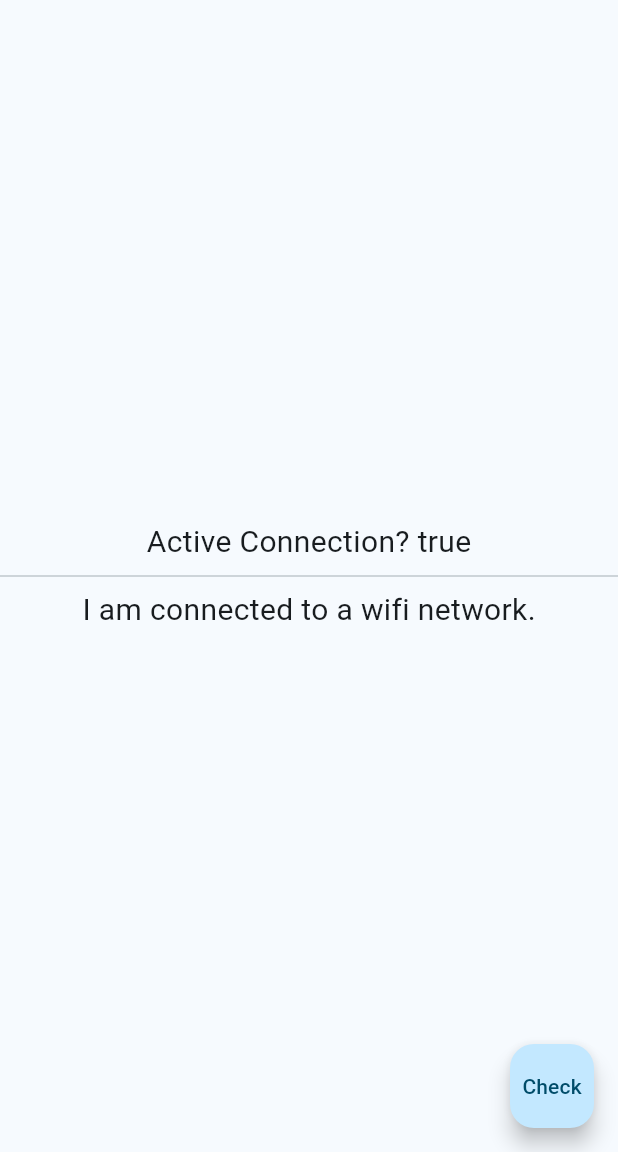
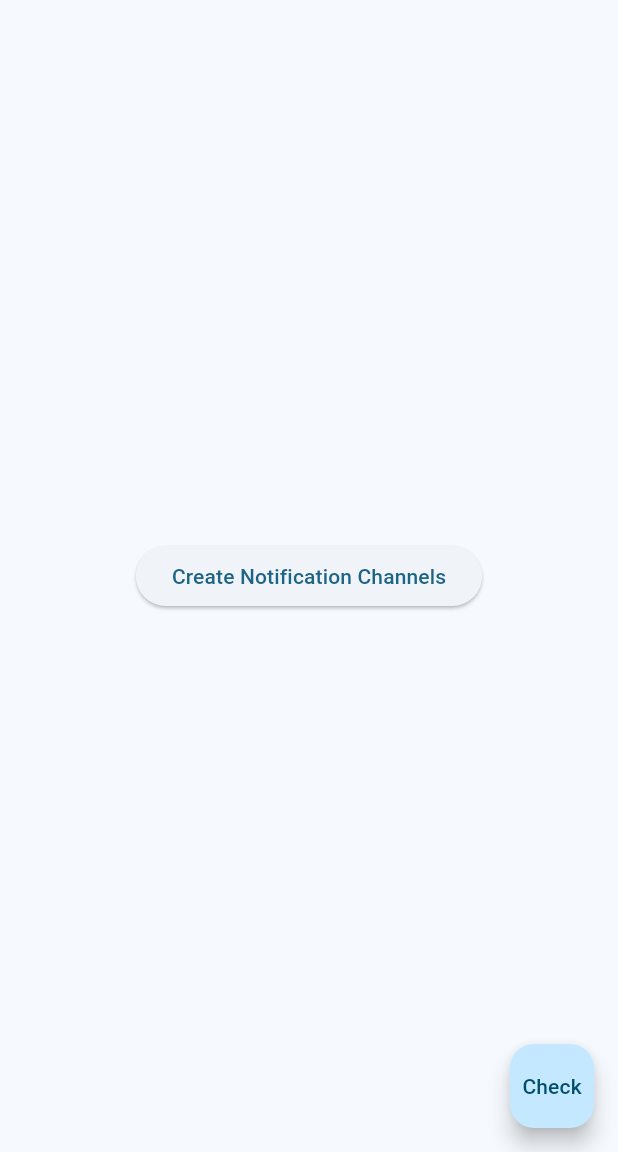
Before and after one commit to BingHao1209/bhflutter, a Flutter app: the screen it shows after launch, on a phone screen of 412 x 824 dp, the part 84-1236 px from its top. Run offline on Flutter 3.47's test engine with Material 2 defaults, Android fonts, the phone set to English and light mode, and no system bars; our stand-ins replace connectivity_plus, flutter_local_notifications.

Commit message:
Create Notif Channel

```diff
--- a/lib/main.dart
+++ b/lib/main.dart
@@ -1,6 +1,7 @@
 import 'dart:io';
 import 'package:flutter/material.dart';
 import 'package:connectivity_plus/connectivity_plus.dart';
+import 'package:flutter_local_notifications/flutter_local_notifications.dart';
 
 void main(){
   runApp(const MyApp());
@@ -18,15 +19,17 @@ class MyApp extends StatelessWidget {
         colorScheme: ColorScheme.fromSeed(seedColor: Colors.lightBlueAccent),
         useMaterial3: true,
       ),
-      home: const MyHomePage(title: 'Flutter 2 Home Page'),
+      home: MyHomePage(title: 'Flutter 2 Home Page'),
     );
   }
 }
 
 class MyHomePage extends StatefulWidget {
-  const MyHomePage({super.key, required this.title});
+  MyHomePage({super.key, required this.title});
+  final FlutterLocalNotificationsPlugin flutterLocalNotificationsPlugin = FlutterLocalNotificationsPlugin();
+  final String title;
 
-  final String title;
+
 
   @override
   State<MyHomePage> createState() => _MyHomePageState();
@@ -86,6 +89,19 @@ class _MyHomePageState extends State<MyHomePage> {
     }
   }
 
+  Future<void> createNotificationChannels() async {
+    const AndroidNotificationChannel channel = AndroidNotificationChannel(
+      'channel_id',
+      'Channel Name',
+      importance: Importance.high,
+      playSound: true,
+    );
+    final FlutterLocalNotificationsPlugin flutterLocalNotificationsPlugin = FlutterLocalNotificationsPlugin();
+
+    await flutterLocalNotificationsPlugin.resolvePlatformSpecificImplementation<AndroidFlutterLocalNotificationsPlugin>()?.createNotificationChannel(channel);
+  }
+
+
   @override
   void initState(){
     checkConnection();
@@ -102,21 +118,29 @@ class _MyHomePageState extends State<MyHomePage> {
 
         title: Text(widget.title),
       ),
+      // body: Center(
+      //   child: Column(
+      //
+      //     mainAxisAlignment: MainAxisAlignment.center,
+      //     children: <Widget>[
+      //       Text(
+      //         'Active Connection? $_activeConnection',
+      //         style: const TextStyle(fontSize: 20),
+      //       ),
+      //       const Divider(),
+      //       Text(T,
+      //         style: const TextStyle(fontSize: 20),),
+      //     ],
+      //   ),
+      //
+      // ),
       body: Center(
-        child: Column(
-
-          mainAxisAlignment: MainAxisAlignment.center,
-          children: <Widget>[
-            Text(
-              'Active Connection? $_activeConnection',
-              style: const TextStyle(fontSize: 20),
-            ),
-            const Divider(),
-            Text(T,
-              style: const TextStyle(fontSize: 20),),
-          ],
-        ),
-
+          child: ElevatedButton(
+            onPressed: () async{
+              await createNotificationChannels();
+            },
+            child: const Text('Create Notification Channels'),
+          )
       ),
       floatingActionButton: FloatingActionButton(
         onPressed: (){
@@ -127,4 +151,21 @@ class _MyHomePageState extends State<MyHomePage> {
       ),
     );
   }
+
+
+  Widget build2(BuildContext context){
+    return Scaffold(
+      appBar: AppBar(
+        title: const Text('Notifications'),
+      ),
+      body: Center(
+          child: ElevatedButton(
+            onPressed: () async{
+              await createNotificationChannels();
+            }, child: const Text('Create Notification Channels'),
+          )
+      ),
+    );
+  }
+
 }
--- a/pubspec.yaml
+++ b/pubspec.yaml
@@ -34,6 +34,7 @@ dependencies:
   # Use with the CupertinoIcons class for iOS style icons.
   cupertino_icons: ^1.0.2
   connectivity_plus: ^4.0.2
+  flutter_local_notifications: ^15.1.0+1
 
 dev_dependencies:
   flutter_test:
```
Also changed, not shown: pubspec.lock, 1 other file.
